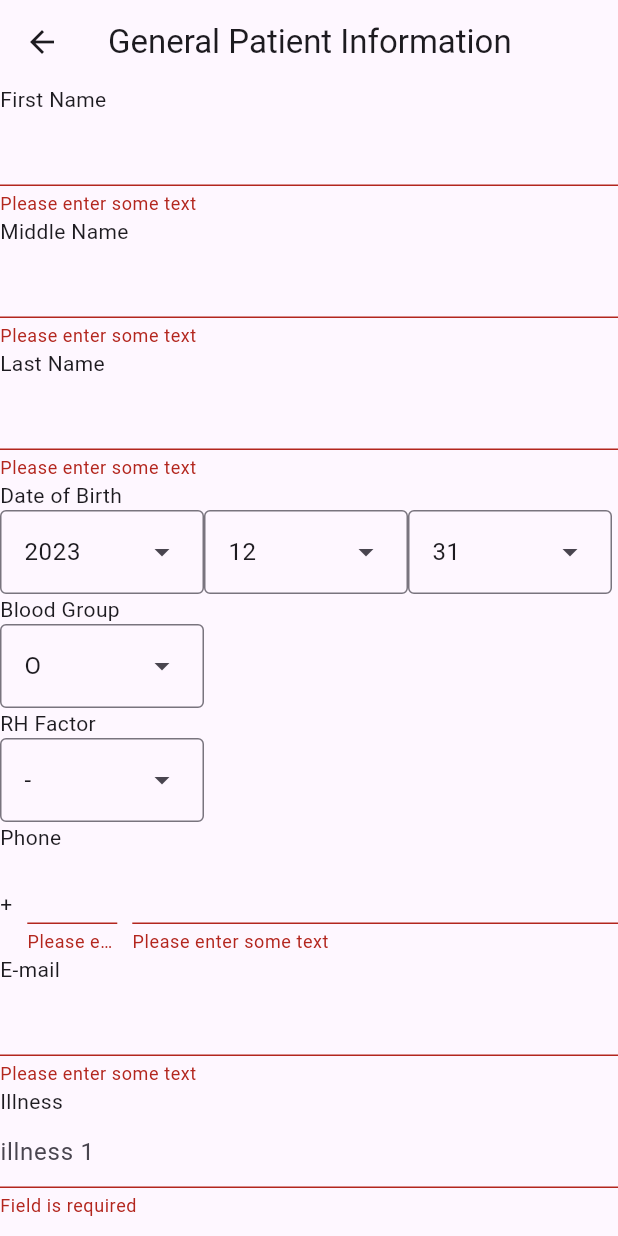
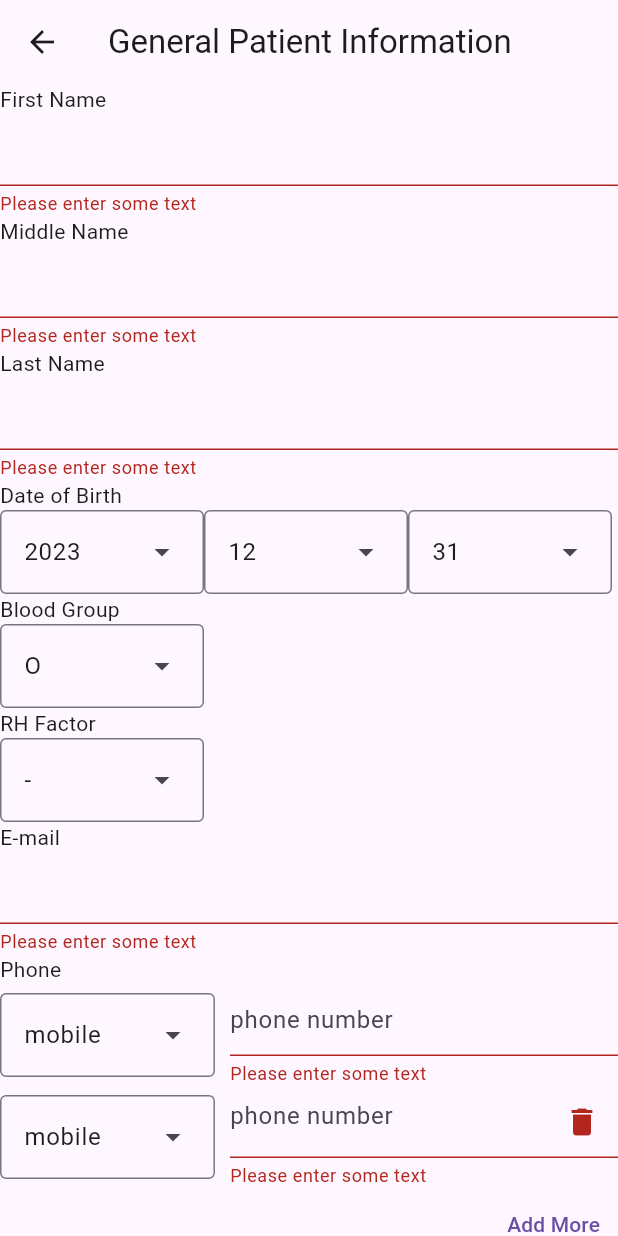
Before and after one commit to jorkd21/MediPal, a Flutter app: the PatientForm screen opened by its route, after a tap on "Add More", after a tap on "Submit", on a phone screen of 412 x 824 dp. Run offline on Flutter 3.47's test engine with Material 3 defaults, Android fonts, the phone set to English and light mode, and no system bars; our stand-ins replace cloud_firestore, firebase_analytics, firebase_auth, firebase_core, firebase_database; missing offline and left inert: firebase_ui_auth, firebase_ui_oauth_google; accounts and stored records are empty; generated files the repository leaves out were written again.

Commit message:
added new dynamic phone contact list

```diff
--- a/lib/form.dart
+++ b/lib/form_gen_patient_info.dart
@@ -44,7 +44,8 @@ class GenPatInfoFormState extends State<GenPatInfoForm> {
     TextEditingController(),
     TextEditingController(),
   ];
-  List<TextEditingController> illnessList = [TextEditingController()];
+  //List<TextEditingController> illnessList = [TextEditingController()];
+  List<PhoneData> contactList = [PhoneData(phoneNumber: TextEditingController())];
   // dropdown menues
   int? selectedYear;
   int? selectedMonth;
@@ -59,9 +60,10 @@ class GenPatInfoFormState extends State<GenPatInfoForm> {
   List<int> days = List.generate(31, (int index) => index + 1);
   List<String> bloodGroups = ['A', 'B', 'AB', 'O'];
   List<String> rhFactors = ['+', '-'];
+  List<String> phoneTypes = ['home','work','mobile'];
 
   // database connection
-  DatabaseReference ref = FirebaseDatabase.instance.ref('test/patient');
+  DatabaseReference ref = FirebaseDatabase.instance.ref('test/patient/geninfo');
 
   @override
   Widget build(BuildContext context) {
@@ -188,39 +190,6 @@ class GenPatInfoFormState extends State<GenPatInfoForm> {
                   );
                 }).toList(),
               ),
-              Text('Phone'),
-              Row(
-                children: [
-                  Text('+'),
-                  SizedBox(width: 10),
-                  SizedBox(
-                    width: 60,
-                    child: TextFormField(
-                      controller: phoneNumberControllers[0],
-                      keyboardType: TextInputType.number,
-                      validator: (value) {
-                        if (value == null || value.isEmpty) {
-                          return 'Please enter some text';
-                        }
-                        return null;
-                      },
-                    ),
-                  ),
-                  SizedBox(width: 10),
-                  Expanded(
-                    child: TextFormField(
-                      controller: phoneNumberControllers[1],
-                      keyboardType: TextInputType.number,
-                      validator: (value) {
-                        if (value == null || value.isEmpty) {
-                          return 'Please enter some text';
-                        }
-                        return null;
-                      },
-                    ),
-                  ),
-                ],
-              ),
               Text('E-mail'),
               TextFormField(
                 // The validator receives the text that the user has entered.
@@ -231,28 +200,53 @@ class GenPatInfoFormState extends State<GenPatInfoForm> {
                   return null;
                 },
               ),
-              Text('Illness'),
+              Text('Phone'),
               Column(
                 children: [
-                  ...List.generate(illnessList.length, (index) {
-                    final controller = illnessList[index];
-                    return TextFormField(
-                      controller: controller,
-                      validator: (value) {
-                        if (value!.isEmpty) {
-                          return 'Field is required';
-                        }
-                        return null;
-                      },
-                      decoration: InputDecoration(
-                          hintText: "illness ${index + 1}",
+                  ...List.generate(contactList.length, (index) {
+                    PhoneData contact = contactList[index];
+                    return Row(
+                      children: [
+                          DropdownMenu<String>(
+                          initialSelection: phoneTypes.last,
+                          onSelected: (String? value) {
+                            setState(() {
+                              contact.type = value!;
+                            });
+                          },
+                          dropdownMenuEntries:
+                              phoneTypes.map<DropdownMenuEntry<String>>((String value) {
+                            return DropdownMenuEntry<String>(
+                              value: value,
+                              label: value,
+                            );
+                          }).toList(),
+                        ),
+                        SizedBox(width: 10),
+                        Expanded(
+                          child: TextFormField(
+                            controller: contact.phoneNumber,
+                            keyboardType: TextInputType.number,
+                            validator: (value) {
+                              if (value == null || value.isEmpty) {
+                                return 'Please enter some text';
+                              }
+                              return null;
+                            },
+                            decoration: InputDecoration(
+                          hintText: "phone number",
                           suffixIcon: index == 0
                               ? null
                               : GestureDetector(
                                   onTap: () {
-                                    removeTextField(index);
+                                    removeField(index);
                                   },
-                                  child: const Icon(Icons.delete))),
+                                  child: const Icon(Icons.delete),
+                                ),
+                            ),
+                          ),
+                        ),
+                      ],
                     );
                   }),
 
@@ -261,7 +255,7 @@ class GenPatInfoFormState extends State<GenPatInfoForm> {
                       alignment: Alignment.topRight,
                       child: TextButton(
                           onPressed: () {
-                            addTextField(TextEditingController());
+                            addField(PhoneData(phoneNumber: TextEditingController()));
                           },
                           child: const Text("Add More"))),
                 ],
@@ -283,16 +277,28 @@ class GenPatInfoFormState extends State<GenPatInfoForm> {
                       final String rhFactor = selectedRH;
                       final String bloodGroup = selectedBG;
 
-                      ref.push().set({
-                        'firstName': firstName,
-                        'middleName': middleName,
-                        'lastName': lastName,
-                        'year': year,
-                        'month': month,
-                        'day': day,
+                      // process lists
+                      Map<String, dynamic> contactData = {};
+                      for (int i = 0; i < contactList.length; i++) {
+                        PhoneData contact = contactList[i];
+                        contactData[contact.type!] = contact.phoneNumber.text;
+                      }
+
+                      final patientData = {
+                        'nameFirst': firstName,
+                        'nameMiddle': middleName,
+                        'nameLast': lastName,
+                        'dobYear': year,
+                        'dobMonth': month,
+                        'dobDay': day,
                         'bloodGroup': bloodGroup,
-                        'rhFactor': rhFactor,
-                      });
+                        'bloodRH': rhFactor,
+                        'contact': contactData,
+                      };
+
+                      DatabaseReference newPatientRef = ref.push();
+                      newPatientRef.set(patientData);
+
                       ScaffoldMessenger.of(context).showSnackBar(
                         const SnackBar(content: Text('Processing Data')),
                       );
@@ -308,13 +314,19 @@ class GenPatInfoFormState extends State<GenPatInfoForm> {
     );
   }
 
-  addTextField(TextEditingController value) {
-    illnessList.add(value);
+  addField(PhoneData value) {
+    contactList.add(value);
     setState(() {});
   }
 
-  removeTextField(int index) {
-    illnessList.removeAt(index);
+  removeField(int index) {
+    contactList.removeAt(index);
     setState(() {});
   }
 }
+
+class PhoneData {
+  String? type;
+  TextEditingController phoneNumber;
+  PhoneData({this.type, required this.phoneNumber});
+}
--- a/lib/main.dart
+++ b/lib/main.dart
@@ -11,7 +11,8 @@ import 'package:firebase_ui_auth/firebase_ui_auth.dart'; //
 // pages
 import 'package:medipal/count.dart';
 import 'package:medipal/auth_gate.dart';
-import 'package:medipal/form.dart';
+import 'package:medipal/form_gen_patient_info.dart';
+import 'package:medipal/form_health_conditions.dart';
 import 'package:medipal/page3.dart';
 
 void main() async {
@@ -41,7 +42,8 @@ class MyApp extends StatelessWidget {
         '/': (context) => HomePage(),
         '/Count': (context) => Count(),
         '/AuthGate': (context) => AuthGate(),
-        '/Form': (context) => PatientForm(),
+        '/Patient': (context) => PatientForm(),
+        '/Condition': (context) => ConditionsForm(),
         '/Page3': (context) => Page3(),
         '/Page4': (context) => LoginPage(),
       },
@@ -78,8 +80,9 @@ class HomePage extends StatelessWidget {
           children: <Widget>[
             ButtonWidget('Count', '/Count'),
             ButtonWidget('AuthGate', '/AuthGate'),
-            ButtonWidget('Form', '/Form'),
+            ButtonWidget('Patient', '/Patient'),
             ButtonWidget('Page 3', '/Page3'),
+            ButtonWidget('Condition', '/Condition'),
             ButtonWidget('Page 4', '/Page4'),
             /* FirebaseAuth.instance.currentUser != null
                 ? Align(
```
